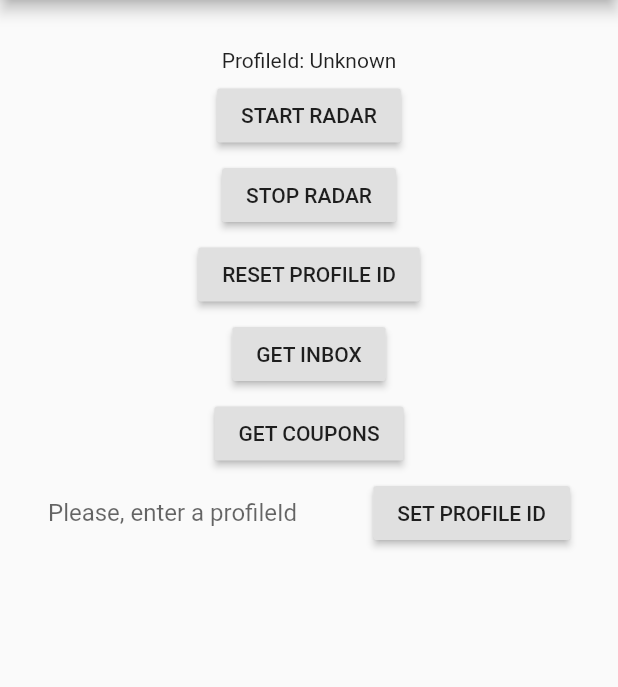
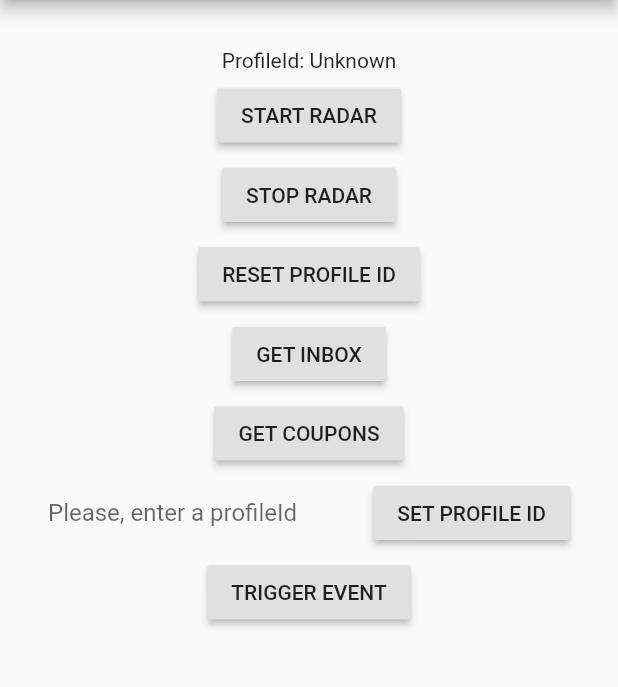
Before and after one commit to federicoboschini/flutter-nearit-sdk, a Flutter app: the screen it shows after launch, after a tap on "GET COUPONS", on a phone screen of 412 x 824 dp, the part 84-771 px from its top. Run offline on Flutter 3.47's test engine with Material 2 defaults, Android fonts, the phone set to English and light mode, and no system bars.

```diff
--- a/nearit_sdk/example/lib/main.dart
+++ b/nearit_sdk/example/lib/main.dart
@@ -1,6 +1,7 @@
 import 'package:flutter/material.dart';
 import 'package:flutter/services.dart';
 import 'package:nearit_sdk/nearit_sdk.dart';
+import 'package:nearit_sdk/objects/Coupon.dart';
 
 void main() => runApp(new MyApp());
 
@@ -69,11 +70,19 @@ class _MyAppState extends State<MyApp> {
         .catchError((error) => print(error));
   }
 
-  getCoupons() {
-    NearitSdk
-        .getCoupons()
-        .then((copuns) => print("Coupons: " + copuns.toString()))
-        .catchError((error) => print(error));
+  getCoupons() async {
+    List<Coupon> couponList;
+    try {
+      couponList = await NearitSdk.getCoupons();
+    } on PlatformException {
+      print("Failed parsing coupons");
+    }
+
+    print(couponList[0].image.fullSize);
+  }
+
+  triggerInAppEvent() async {
+    NearitSdk.triggerInAppEvent("in_app_event_test");
   }
 
   @override
@@ -143,6 +152,12 @@ class _MyAppState extends State<MyApp> {
                         )
                       ],
                     ),
+                  ),
+                  new Padding(
+                      padding: new EdgeInsets.only(top: 5.0),
+                      child: new RaisedButton(
+                          child: const Text('TRIGGER EVENT'),
+                          onPressed: triggerInAppEvent),
                   )
                 ],
               )),
--- a/nearit_sdk/lib/nearit_sdk.dart
+++ b/nearit_sdk/lib/nearit_sdk.dart
@@ -1,6 +1,7 @@
 import 'dart:async';
 
 import 'package:flutter/services.dart';
+import 'dart:collection';
 import 'package:nearit_sdk/objects/Coupon.dart';
 import 'package:nearit_sdk/objects/InboxItem.dart';
 
@@ -31,8 +32,14 @@ class NearitSdk {
 
   static Future<List<Coupon>> getCoupons() async {
     final List<dynamic> data = await _channel.invokeMethod('getCoupons');
-    final List<Coupon> coupons = data.cast<Coupon>().toList();
-    return coupons;
+    final List<LinkedHashMap> castedData = data.cast<LinkedHashMap>().toList();
+
+    final List<Coupon> couponList = new List();
+    for (LinkedHashMap c in castedData) {
+      Coupon co = Coupon(c);
+      couponList.add(co);
+    }
+    return couponList;
   }
 
   static Future<List<InboxItem>> getInbox() async {
--- a/nearit_sdk/lib/objects/Coupon.dart
+++ b/nearit_sdk/lib/objects/Coupon.dart
@@ -1,19 +1,23 @@
 import 'package:nearit_sdk/objects/Image.dart';
+import 'dart:collection';
 
 class Coupon {
-  final Map<dynamic, dynamic> _data;
+  Map<dynamic, dynamic> _data;
 
-  Coupon._(this._data);
+  Coupon(LinkedHashMap map) {
+    _data = map;
+  }
 
   String get title => _data['title'];
   String get description => _data['description'];
-  Image get image => _data['image'];
   String get value => _data['value'];
   String get expiresAt => _data['expiresAt'];
   String get redeemableFrom => _data['redeemableFrom'];
   String get serial => _data['serial'];
   String get claimedAt => _data['claimedAt'];
   String get redeemedAt => _data['redeemedAt'];
+  Image get image => Image(_data['image']);
+
 
   @override
   String toString() {
--- a/nearit_sdk/lib/objects/Image.dart
+++ b/nearit_sdk/lib/objects/Image.dart
@@ -1,7 +1,11 @@
+import 'dart:collection';
+
 class Image {
-  final Map<dynamic, dynamic> _data;
+  Map<dynamic, dynamic> _data;
 
-  Image._(this._data);
+  Image(LinkedHashMap map) {
+    _data = map;
+  }
 
   String get fullSize => _data['fullSize'];
   String get squareSize => _data['squareSize'];
```
